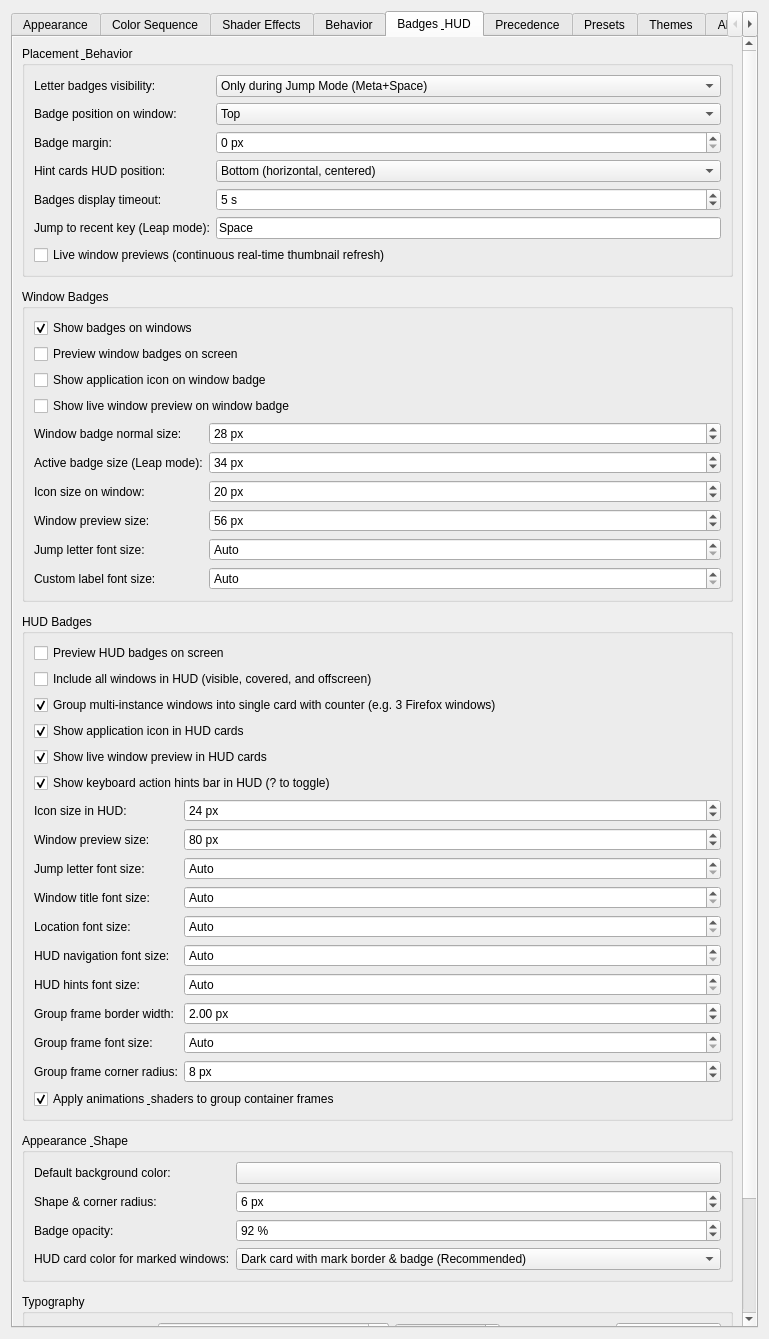
This is leapk_config.ui in gmalinowski/LeapK as Qt 5 draws it before an edit. The edited form follows.
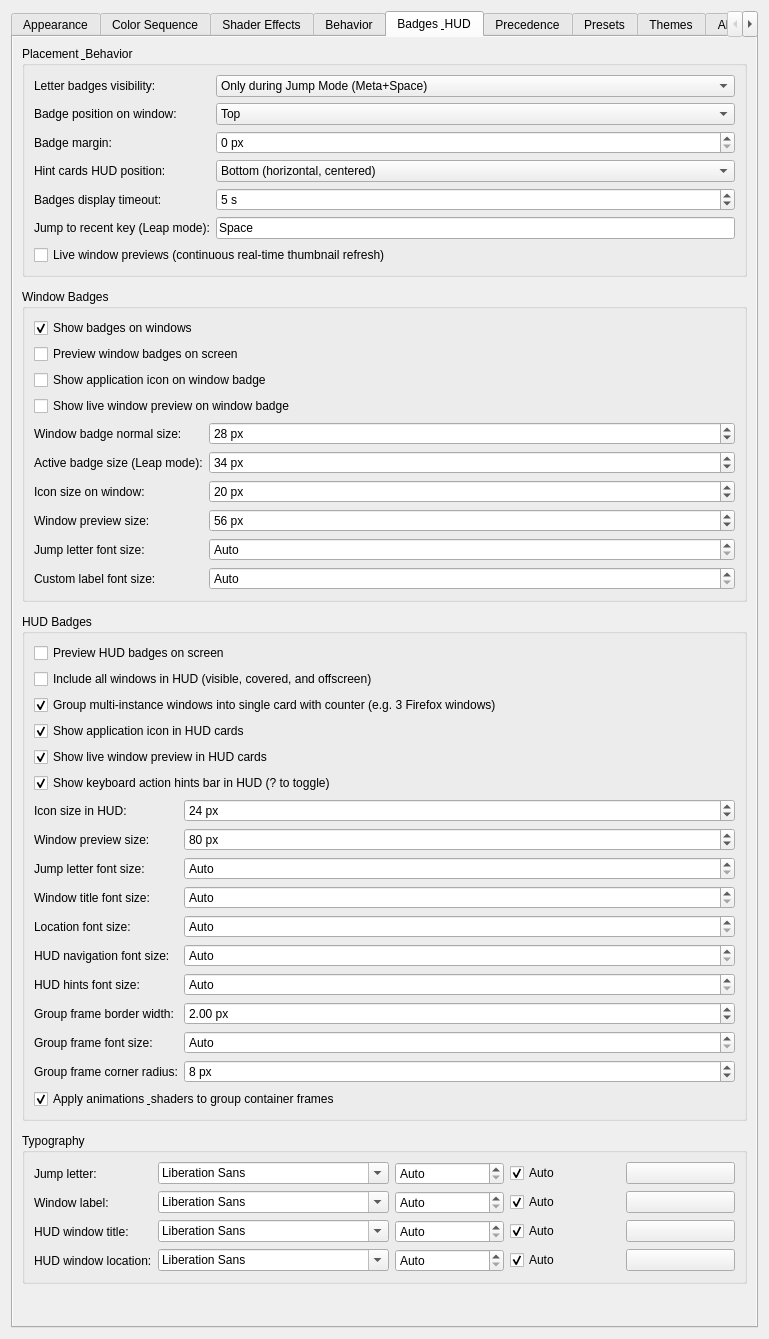
This is the edited form. The open tabs and pages were chosen to show the change. Icons and pictures are not drawn. Custom widgets are drawn as their Qt base class.

Commit message: feat(themes): simplify badges ui and make built-in themes radically distinct

```diff
--- a/leapk_config.ui
+++ b/leapk_config.ui
@@ -2730,117 +2730,7 @@
             </widget>
            </item>
 
-           <!-- Group 3: Appearance & Shape -->
-           <item>
-            <widget class="QGroupBox" name="groupBadgeAppearance">
-             <property name="title">
-              <string>Appearance &amp; Shape</string>
-             </property>
-             <layout class="QFormLayout" name="formLayoutBadgeAppearance">
-              <item row="0" column="0">
-               <widget class="QLabel" name="label_badgeDefaultColor">
-                <property name="text">
-                 <string>Default background color:</string>
-                </property>
-                <property name="toolTip">
-                 <string>Background color for unmarked window badges and default HUD cards (default: #232629).</string>
-                </property>
-               </widget>
-              </item>
-              <item row="0" column="1">
-               <widget class="KColorButton" name="kcfg_BadgeDefaultColor">
-                <property name="alphaChannelEnabled">
-                 <bool>true</bool>
-                </property>
-               </widget>
-              </item>
-              <item row="1" column="0">
-               <widget class="QLabel" name="label_badgeCornerRadius">
-                <property name="text">
-                 <string>Shape &amp; corner radius:</string>
-                </property>
-                <property name="toolTip">
-                 <string>Corner radius of badges and cards in pixels (0 px = sharp rectangle, default: 6 px).</string>
-                </property>
-               </widget>
-              </item>
-              <item row="1" column="1">
-               <widget class="QSpinBox" name="kcfg_BadgeCornerRadius">
-                <property name="minimum">
-                 <number>0</number>
-                </property>
-                <property name="maximum">
-                 <number>200</number>
-                </property>
-                <property name="value">
-                 <number>6</number>
-                </property>
-                <property name="suffix">
-                 <string> px</string>
-                </property>
-               </widget>
-              </item>
-              <item row="2" column="0">
-               <widget class="QLabel" name="label_badgeOpacity">
-                <property name="text">
-                 <string>Badge opacity:</string>
-                </property>
-                <property name="toolTip">
-                 <string>Opacity percentage of badges and HUD cards (default: 92%).</string>
-                </property>
-               </widget>
-              </item>
-              <item row="2" column="1">
-               <widget class="QSpinBox" name="kcfg_BadgeOpacity">
-                <property name="minimum">
-                 <number>10</number>
-                </property>
-                <property name="maximum">
-                 <number>100</number>
-                </property>
-                <property name="value">
-                 <number>92</number>
-                </property>
-                <property name="suffix">
-                 <string> %</string>
-                </property>
-               </widget>
-              </item>
-              <item row="3" column="0">
-               <widget class="QLabel" name="label_badgeHudMarkColorMode">
-                <property name="text">
-                 <string>HUD card color for marked windows:</string>
-                </property>
-                <property name="toolTip">
-                 <string>Controls how window mark colors are applied to HUD hint cards: full background, subtle tint, or dark card with colored badge.</string>
-                </property>
-               </widget>
-              </item>
-              <item row="3" column="1">
-               <widget class="QComboBox" name="kcfg_BadgeHudMarkColorMode">
-                <property name="toolTip">
-                 <string>Controls how window mark colors are applied to HUD hint cards.</string>
-                </property>
-                <item>
-                 <property name="text">
-                  <string>Dark card with mark border &amp; badge (Recommended)</string>
-                 </property>
-                </item>
-                <item>
-                 <property name="text">
-                  <string>Full mark color</string>
-                 </property>
-                </item>
-                <item>
-                 <property name="text">
-                  <string>Tinted mark color</string>
-                 </property>
-                </item>
-               </widget>
-              </item>
-             </layout>
-            </widget>
-           </item>
+
 
            <!-- Group 4: Typography & Colors -->
            <item>
```
The commit also changes 4 other files.
